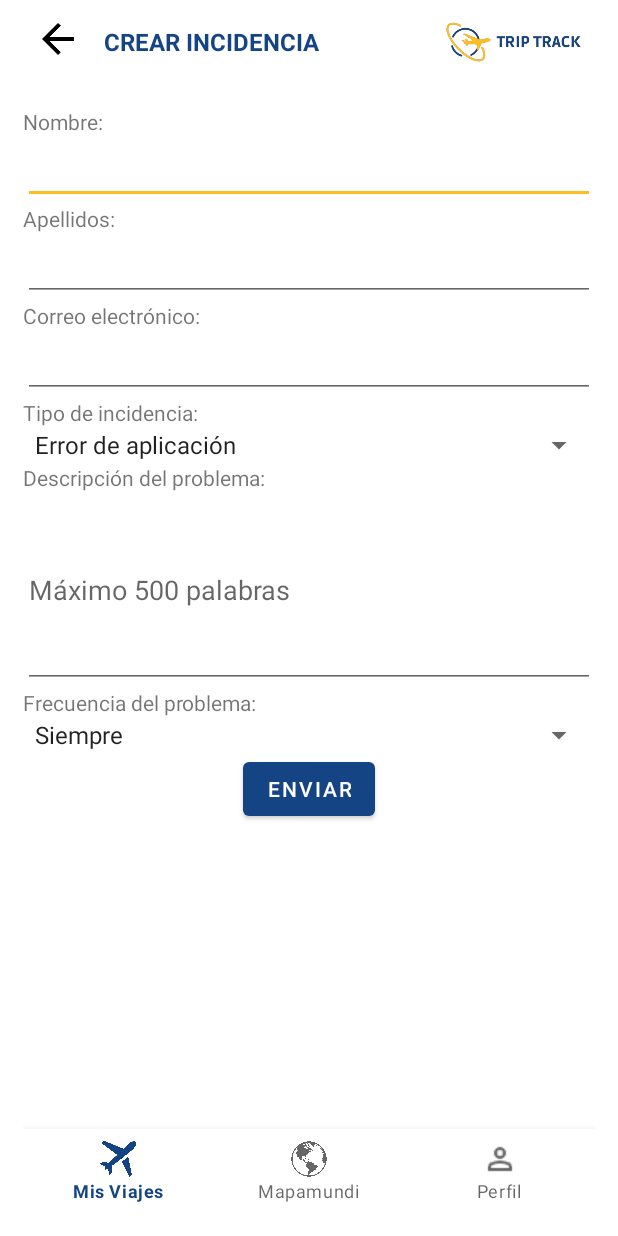
After one commit to jmpvCodes/TripTrack_source, an Android app: the SendIncidentsActivity screen opened directly, with no data from a screen before it, on a phone screen of 412 x 824 dp. The commit adds this screen. Run offline under Robolectric (Android 15) with nearby library versions, the phone set to English and light mode, and no system bars; our stand-ins replace Firebase (no records; nobody signed in at launch, a user with empty details on screens opened directly); libraries missing offline, so code that uses them is left out: javax.mail, javax.mail.internet.

Commit message:
add SendIncidentsScreen and finish totally the project

```diff
--- a/app/build.gradle
+++ b/app/build.gradle
@@ -42,6 +42,8 @@ dependencies {
     implementation 'com.android.support.constraint:constraint-layout:2.0.4'
     //noinspection GradleCompatible
     implementation "com.android.support:support-core-utils:28.0.0"
+    implementation 'com.sun.mail:android-mail:1.6.5'
+    implementation 'com.sun.mail:android-activation:1.6.5'
     implementation 'com.google.firebase:firebase-firestore:24.7.0'
     implementation 'com.google.code.gson:gson:2.8.9'
     implementation 'com.google.android.material:material:1.9.0'
--- a/app/src/main/AndroidManifest.xml
+++ b/app/src/main/AndroidManifest.xml
@@ -54,6 +54,9 @@
 				android:name=".InfoTripActivity"
 				android:exported="true"/>
 		<activity
+				android:name=".SendIncidentsActivity"
+				android:exported="true"/>
+		<activity
 				android:name=".CreatingNewTripActivity"
 				android:exported="true"/>
 		<activity
--- a/app/src/main/java/com/example/triptrack/MainActivity.java
+++ b/app/src/main/java/com/example/triptrack/MainActivity.java
@@ -149,6 +149,12 @@ public class MainActivity extends AppCompatActivity {
                     // Iniciar la actividad FinishedTripsActivity al seleccionar la opción "Viajes finalizados"
                     Intent intentSettings = new Intent(MainActivity.this, ProfileActivity.class);
                     startActivity(intentSettings);
+                    return true;
+
+                case R.id.create_incidents:
+                    // Iniciar la actividad FinishedTripsActivity al seleccionar la opción "Viajes finalizados"
+                    Intent intentIncidents = new Intent(MainActivity.this, SendIncidentsActivity.class);
+                    startActivity(intentIncidents);
                     return true;
                 case R.id.sign_out:
                     // Cerrar la sesión del usuario
--- /dev/null
+++ b/app/src/main/java/com/example/triptrack/SendIncidentsActivity.java
@@ -0,0 +1,149 @@
+package com.example.triptrack;
+
+import android.content.Intent;
+import android.os.AsyncTask;
+import android.util.Log;
+import android.util.Patterns;
+import android.widget.*;
+import androidx.appcompat.app.AppCompatActivity;
+import android.os.Bundle;
+import androidx.appcompat.widget.Toolbar;
+import com.google.android.material.bottomnavigation.BottomNavigationView;
+import com.google.firebase.auth.FirebaseAuth;
+import com.google.firebase.auth.FirebaseUser;
+import com.google.firebase.firestore.FirebaseFirestore;
+
+import javax.mail.Message;
+import javax.mail.MessagingException;
+import javax.mail.Session;
+import javax.mail.Transport;
+import javax.mail.internet.InternetAddress;
+import javax.mail.internet.MimeMessage;
+import java.util.HashMap;
+import java.util.Map;
+import java.util.Objects;
+import java.util.Properties;
+
+import static androidx.constraintlayout.helper.widget.MotionEffect.TAG;
+
+
+public class SendIncidentsActivity extends AppCompatActivity {
+
+    private static final int PICK_IMAGE_REQUEST = 1;
+
+    @Override
+    protected void onCreate(Bundle savedInstanceState) {
+        super.onCreate(savedInstanceState);
+        setContentView(R.layout.activity_send_incidents);
+        // Configurar la barra de herramientas
+        Toolbar toolbar = findViewById(R.id.toolbar);
+        setSupportActionBar(toolbar);
+        Objects.requireNonNull(getSupportActionBar()).setDisplayShowTitleEnabled(false);
+
+        // Configurar el botón de retroceso
+        ImageButton backButton = findViewById(R.id.back_button);
+        backButton.setOnClickListener(v -> onBackPressed());//Generación de Toolbar
+
+        BottomNavigationView bottomNavigationView = findViewById(R.id.bottom_navigation);
+        bottomNavigationView.setOnItemSelectedListener(
+                (BottomNavigationView.OnNavigationItemSelectedListener) item -> {
+                    // Obtener el ID del item seleccionado
+                    int itemId = item.getItemId();
+
+                    // Realizar acciones basadas en el item seleccionado
+                    if (itemId == R.id.nav_my_trips) {
+                        // Acción para la pestaña "Buscar"
+                        // Ejemplo: iniciar la actividad correspondiente
+                        Intent mainIntent = new Intent(this, MainActivity.class);
+                        startActivity(mainIntent);
+                        return true;
+                    } else if (itemId == R.id.bottom_nav_world) {
+                        // Acción para la pestaña "Buscar"
+                        // Ejemplo: iniciar la actividad correspondiente
+                        Intent searchIntent = new Intent(this, MapamundiActivity.class);
+                        startActivity(searchIntent);
+                        return true;
+                    } else if (itemId == R.id.bottom_nav_profile) {
+                        // Acción para la pestaña "Perfil"
+                        // Ejemplo: iniciar la actividad correspondiente
+                        Intent profileIntent = new Intent(this, ProfileActivity.class);
+                        startActivity(profileIntent);
+                        return true;
+                    }
+
+                    return false;
+                });
+
+        // Recoge los datos del formulario
+        EditText firstNameEditText = findViewById(R.id.edittext_first_name);
+        EditText lastNameEditText = findViewById(R.id.edittext_last_name);
+        EditText emailEditText = findViewById(R.id.edittext_email);
+        Spinner incidentTypeSpinner = findViewById(R.id.spinner_incident_type);
+        EditText problemDescriptionEditText = findViewById(R.id.edittext_problem_description);
+        Spinner problemFrequencySpinner = findViewById(R.id.spinner_problem_frequency);
+        Button sendButton = findViewById(R.id.button_submit);
+
+        sendButton.setOnClickListener(v -> {
+            String firstName = firstNameEditText.getText().toString().trim();
+            String lastName = lastNameEditText.getText().toString().trim();
+            String email = emailEditText.getText().toString().trim();
+            String incidentType = incidentTypeSpinner.getSelectedItem().toString().trim();
+            String problemDescription = problemDescriptionEditText.getText().toString().trim();
+            String problemFrequency = problemFrequencySpinner.getSelectedItem().toString().trim();
+
+            sendIncidentReport(firstName, lastName, email, incidentType, problemDescription, problemFrequency);
+        });
+
+    }
+
+    public void sendIncidentReport(String firstName, String lastName, String email, String incidentType, String problemDescription, String problemFrequency) {
+
+        // Crear un objeto Map con los datos del formulario
+        Map<String, Object> incident = new HashMap<>();
+        incident.put("firstName", firstName);
+        incident.put("lastName", lastName);
+        incident.put("email", email);
+        incident.put("incidentType", incidentType);
+        incident.put("problemDescription", problemDescription);
+        incident.put("problemFrequency", problemFrequency);
+        incident.put("status", "Abierta");
+
+
+        FirebaseUser user = FirebaseAuth.getInstance().getCurrentUser();
+        if (user != null) {
+            String uid = user.getUid();
+
+            // Comprueba si todos los campos están rellenos y si el correo electrónico es válido
+            if (!areFieldsFilled(firstName, lastName, email, incidentType, problemDescription, problemFrequency)) {
+                System.out.println("Por favor, rellena todos los campos.");
+                Toast.makeText(this, "Por favor, rellena todos los campos.", Toast.LENGTH_SHORT).show();
+                return;
+            }
+            if (!Patterns.EMAIL_ADDRESS.matcher(email).matches()) {
+                System.out.println("Por favor, introduce un correo electrónico válido.");
+                Toast.makeText(this, "Por favor, introduce un correo electrónico válido.", Toast.LENGTH_SHORT).show();
+                return;
+            }
+
+            // Agregar un nuevo documento a la colección "incidencias" del usuario con los datos del formulario
+            FirebaseFirestore db = FirebaseFirestore.getInstance();
+            db.collection("users").document(uid).collection("incidencias")
+                    .add(incident)
+                    .addOnSuccessListener(documentReference -> {
+                        // La incidencia se guardó correctamente
+                        Toast.makeText(SendIncidentsActivity.this, "Incidencia guardada", Toast.LENGTH_SHORT).show();
+
+                        // Obtener el ID del documento de Firestore
+                        String incidentId = documentReference.getId();
+
+                        Intent intent = new Intent(this, MainActivity.class);
+                        startActivity(intent);
+                    });
+        }
+    }
+
+    public boolean areFieldsFilled(String firstName, String lastName, String email, String incidentType, String problemDescription, String problemFrequency) {
+        return !(firstName.isEmpty() || lastName.isEmpty() || email.isEmpty() || incidentType.isEmpty() || problemDescription.isEmpty() || problemFrequency.isEmpty());
+    }
+
+}
--- a/app/src/main/res/layout/activity_folder.xml
+++ b/app/src/main/res/layout/activity_folder.xml
@@ -103,6 +103,7 @@
 					android:layout_alignParentBottom="true"
 					android:background="?android:attr/windowBackground"
 					app:menu="@menu/bottom_nav"/>
+
 			<GridView
 					android:id="@+id/gridView"
 					android:numColumns="auto_fit"
@@ -117,10 +118,11 @@
 			<com.google.android.material.floatingactionbutton.FloatingActionButton
 					android:id="@+id/createFolderButton"
 					android:layout_width="55dp"
-					android:layout_marginTop="20dp"
+					android:layout_height="55dp"
+					android:layout_marginTop="470dp"
 					android:layout_marginBottom="20dp"
 					android:layout_marginRight="40dp"
-					android:layout_height="55dp"
+					android:layout_marginLeft="300dp"
 					android:src="@drawable/ic_add"
 					android:layout_gravity="right"
 					android:scaleType="center"
--- /dev/null
+++ b/app/src/main/res/layout/activity_send_incidents.xml
@@ -0,0 +1,156 @@
+<?xml version="1.0" encoding="utf-8"?>
+
+<LinearLayout xmlns:android="http://schemas.android.com/apk/res/android"
+              android:layout_width="match_parent"
+              android:layout_height="match_parent"
+              android:orientation="vertical" >
+
+    <!-- AppBar -->
+    <androidx.appcompat.widget.Toolbar
+            android:id="@+id/toolbar"
+            android:layout_width="match_parent"
+            android:layout_height="?attr/actionBarSize"
+            android:orientation="horizontal"
+            android:backgroundTint="@color/white"
+            android:gravity="center_vertical"
+            android:background="#FFFFFF">
+
+        <ImageButton
+                android:id="@+id/back_button"
+                android:layout_width="45dp"
+                android:layout_height="45dp"
+                android:layout_marginStart="8dp"
+                android:layout_marginEnd="8dp"
+                android:backgroundTint="@color/white"
+                android:src="@drawable/ic_arrow_back"
+                android:contentDescription="BACK BUTTON"
+                android:scaleType="fitStart" />
+
+        <!-- Title -->
+        <TextView
+                android:layout_width="wrap_content"
+                android:layout_height="wrap_content"
+                android:id="@+id/textView"
+                android:gravity="left"
+                android:text="CREAR INCIDENCIA"
+                android:textSize="16sp"
+                android:textColor="@color/colorPrimary"
+                android:textStyle="bold"
+                android:layout_marginTop="16dp"
+                android:layout_marginBottom="16dp" />
+
+        <!-- Logo -->
+        <ImageView
+                android:layout_width="130dp"
+                android:layout_gravity="right"
+                android:layout_height="wrap_content"
+                android:src="@drawable/triptrack_small"
+                android:scaleType="fitStart"
+                android:padding="14dp" />
+
+
+    </androidx.appcompat.widget.Toolbar>
+
+    <LinearLayout
+            android:layout_width="match_parent"
+            android:layout_height="wrap_content"
+            android:padding="15dp"
+            android:orientation="vertical">
+
+        <TextView
+                android:layout_width="wrap_content"
+                android:layout_height="wrap_content"
+                android:text="Nombre:" />
+
+        <EditText
+                android:id="@+id/edittext_first_name"
+                android:layout_width="match_parent"
+                android:layout_height="wrap_content" />
+
+        <TextView
+                android:layout_width="wrap_content"
+                android:layout_height="wrap_content"
+                android:text="Apellidos:" />
+
+        <EditText
+                android:id="@+id/edittext_last_name"
+                android:layout_width="match_parent"
+                android:layout_height="wrap_content" />
+
+        <TextView
+                android:layout_width="wrap_content"
+                android:layout_height="wrap_content"
+                android:text="Correo electrónico:" />
+
+        <EditText
+                android:id="@+id/edittext_email"
+                android:layout_width="match_parent"
+                android:layout_height="wrap_content"
+                android:inputType="textEmailAddress" />
+
+        <TextView
+                android:layout_width="wrap_content"
+                android:layout_height="wrap_content"
+                android:text="Tipo de incidencia:" />
+
+        <Spinner
+                android:id="@+id/spinner_incident_type"
+                android:layout_width="match_parent"
+                android:layout_height="wrap_content"
+                android:entries="@array/incident_types" />
+
+        <TextView
+                android:layout_width="wrap_content"
+                android:layout_height="wrap_content"
+                android:text="Descripción del problema:" />
+
+        <EditText
+                android:id="@+id/edittext_problem_description"
+                android:layout_width="match_parent"
+                android:layout_height="wrap_content"
+                android:inputType="textMultiLine"
+                android:lines="5"
+                android:maxLines="10"
+                android:scrollbars="vertical"
+                android:hint="Máximo 500 palabras" />
+
+
+        <TextView
+                android:layout_width="wrap_content"
+                android:layout_height="wrap_content"
+                android:text="Frecuencia del problema:" />
+
+        <Spinner
+                android:id="@+id/spinner_problem_frequency"
+                android:layout_width="match_parent"
+                android:layout_height="wrap_content"
+                android:entries="@array/problem_frequencies" />
+
+
+            <Button
+                    android:id="@+id/button_submit"
+                    android:layout_width="wrap_content"
+
+                    android:layout_gravity="center"
+                    android:layout_height="wrap_content"
+                    android:text="Enviar" />
+
+
+        <RelativeLayout xmlns:android="http://schemas.android.com/apk/res/android"
+                        xmlns:app="http://schemas.android.com/apk/res-auto"
+                        android:layout_width="match_parent"
+                        android:layout_height="match_parent">
+
+            <com.google.android.material.bottomnavigation.BottomNavigationView
+                    android:id="@+id/bottom_navigation"
+                    android:layout_width="match_parent"
+                    android:layout_height="wrap_content"
+                    android:layout_alignParentBottom="true"
+                    android:background="?android:attr/windowBackground"
+                    app:menu="@menu/bottom_nav"/>
+
+        </RelativeLayout>
+
+    </LinearLayout>
+
+</LinearLayout>
--- a/app/src/main/res/menu/drawer_menu.xml
+++ b/app/src/main/res/menu/drawer_menu.xml
@@ -12,6 +12,11 @@
 			android:title="Perfil" />
 
 	<item
+			android:id="@+id/create_incidents"
+			android:title="Crear incidencia"
+	/>
+
+	<item
 			android:id="@+id/sign_out"
 			android:title="Cerrar sesión"
 	/>
--- /dev/null
+++ b/app/src/main/res/values/spinner_values.xml
@@ -0,0 +1,15 @@
+<?xml version="1.0" encoding="utf-8"?>
+<resources>
+    <string-array name="incident_types">
+        <item>Error de aplicación</item>
+        <item>Problema de rendimiento</item>
+        <item>Error de interfaz de usuario</item>
+        <item>Otro</item>
+    </string-array>
+
+    <string-array name="problem_frequencies">
+        <item>Siempre</item>
+        <item>A veces</item>
+        <item>Raramente</item>
+    </string-array>
+</resources>
```
